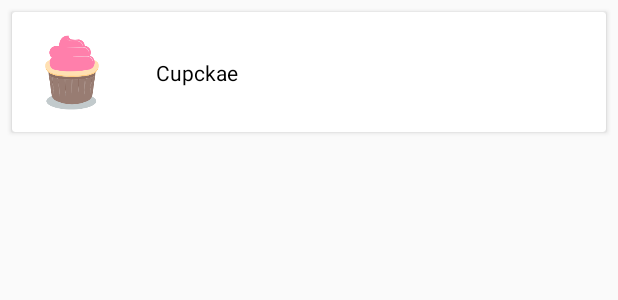
After one commit to KylixEza/Raoin-Academy-2021-Programmer-Apps, an Android app: the layout item_list_dessert.xml on its own in the app's theme, with its tools: preview values and no code run, on a phone screen of 412 x 824 dp. The commit adds this screen. Shown: the top 300 px of the screen. Run offline under Robolectric (Android 15) with nearby library versions, the phone set to English and light mode, and no system bars.

Commit message:
finish day 3

```diff
--- a/app/build.gradle
+++ b/app/build.gradle
@@ -14,6 +14,10 @@ android {
         versionName "1.0"
 
         testInstrumentationRunner "androidx.test.runner.AndroidJUnitRunner"
+    }
+
+    buildFeatures {
+        viewBinding true
     }
 
     buildTypes {
--- /dev/null
+++ b/app/src/main/res/layout/item_list_dessert.xml
@@ -0,0 +1,35 @@
+<?xml version="1.0" encoding="utf-8"?>
+<androidx.cardview.widget.CardView xmlns:android="http://schemas.android.com/apk/res/android"
+    xmlns:app="http://schemas.android.com/apk/res-auto"
+    xmlns:tools="http://schemas.android.com/tools"
+    android:layout_margin="8dp"
+    android:layout_width="match_parent"
+    android:layout_height="wrap_content">
+
+    <androidx.constraintlayout.widget.ConstraintLayout
+        android:layout_width="match_parent"
+        android:layout_height="wrap_content">
+
+        <ImageView
+            android:id="@+id/iv_image"
+            android:layout_width="80dp"
+            android:layout_height="80dp"
+            app:layout_constraintStart_toStartOf="parent"
+            app:layout_constraintTop_toTopOf="parent"
+            app:layout_constraintBottom_toBottomOf="parent"
+            tools:src="@drawable/cupcake"/>
+
+        <TextView
+            android:id="@+id/tv_name"
+            android:layout_width="wrap_content"
+            android:layout_height="wrap_content"
+            android:layout_marginStart="16dp"
+            android:textColor="@android:color/black"
+            app:layout_constraintStart_toEndOf="@id/iv_image"
+            app:layout_constraintTop_toTopOf="@id/iv_image"
+            app:layout_constraintBottom_toBottomOf="@id/iv_image"
+            tools:text="Cupckae"/>
+
+    </androidx.constraintlayout.widget.ConstraintLayout>
+
+</androidx.cardview.widget.CardView>
```
Also changed, not shown: app/src/main/AndroidManifest.xml (+7 -3 lines), app/src/main/java/com/raion/raionacademy2021/DessertAdapter.kt (added, +28 -0 lines), app/src/main/java/com/raion/raionacademy2021/DessertViewHolder.kt (added, +11 -0 lines), app/src/main/java/com/raion/raionacademy2021/ListActivity.kt (added, +26 -0 lines), app/src/main/java/com/raion/raionacademy2021/MainActivity.kt (+37 -11 lines), app/src/main/res/layout/activity_list.xml (added, +15 -0 lines), app/src/main/res/menu/dessert_menu.xml (added, +11 -0 lines).
